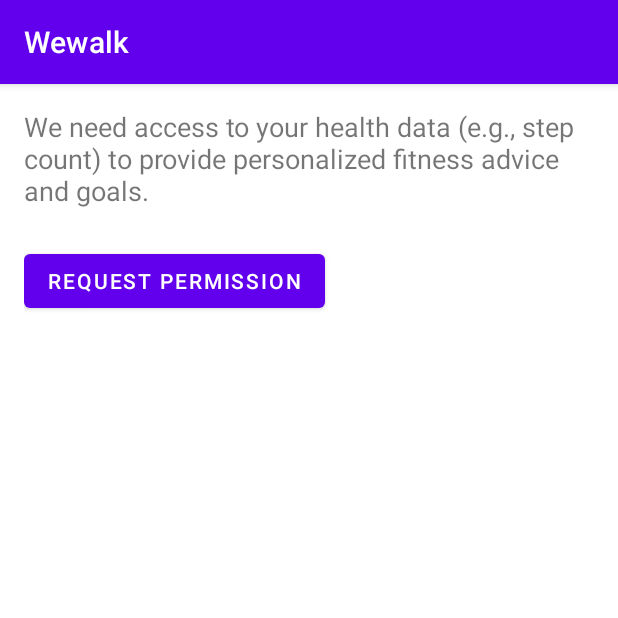
After one commit to paul726/Wewalk, an Android app: the PermissionsRationaleActivity screen opened directly, with no data from a screen before it, on a phone screen of 412 x 824 dp, the top half of it. The commit adds this screen. Run offline under Robolectric (Android 15) with nearby library versions, the phone set to English and light mode, and no system bars; libraries missing offline, so code that uses them is left out: androidx.health.connect; 2 statements that could not run were skipped.

```diff
--- /dev/null
+++ b/app/src/main/java/com/nus/wewalk/PermissionsRationaleActivity.java
@@ -0,0 +1,69 @@
+package com.nus.wewalk;
+
+import android.os.Bundle;
+import android.view.View;
+
+import androidx.activity.result.ActivityResultCallback;
+import androidx.activity.result.ActivityResultLauncher;
+import androidx.activity.result.contract.ActivityResultContract;
+import androidx.annotation.Nullable;
+import androidx.appcompat.app.AlertDialog;
+import androidx.appcompat.app.AppCompatActivity;
+import androidx.health.connect.client.PermissionController;
+
+import com.nus.wewalk.databinding.ActivityPermissionsRationaleBinding;
+
+import java.util.HashSet;
+import java.util.Set;
+
+public class PermissionsRationaleActivity extends AppCompatActivity {
+
+    private final Set<String> PERMISSION = new HashSet<>();
+    private ActivityResultLauncher<Set<String>> requestPermissions;
+
+    @Override
+    protected void onCreate(@Nullable Bundle savedInstanceState) {
+        super.onCreate(savedInstanceState);
+        ActivityPermissionsRationaleBinding binding = ActivityPermissionsRationaleBinding.inflate(getLayoutInflater());
+        setContentView(binding.getRoot());
+
+        PERMISSION.add("android.permission.health.READ_STEPS");
+
+        // Create the permissions launcher
+        ActivityResultContract<Set<String>, Set<String>> requestPermissionActivityContract = PermissionController.createRequestPermissionResultContract();
+        requestPermissions = registerForActivityResult(requestPermissionActivityContract, new ActivityResultCallback<Set<String>>() {
+            @Override
+            public void onActivityResult(Set<String> permissions) {
+                if (permissions.containsAll(PERMISSION)) {
+                    // Permissions successfully granted
+                    finish();
+                } else {
+                    // Lack of required permissions
+                }
+            }
+        });
+
+        binding.buttonRequestPermission.setOnClickListener(new View.OnClickListener() {
+            @Override
+            public void onClick(View view) {
+                showRationaleDialog();
+            }
+        });
+    }
+
+    private void showRationaleDialog() {
+        new AlertDialog.Builder(this)
+                .setTitle("Health Permission Needed")
+                .setMessage("We need access to your health data (e.g., step count) to provide personalized fitness advice and goals.")
+                .setPositiveButton("Allow", (dialog, which) -> {
+                    // Request health-related permissions
+                    requestPermissions.launch(PERMISSION);
+                })
+                .setNegativeButton("Deny", (dialog, which) -> {
+                    // Handle the permission denial
+                    finish();
+                })
+                .create()
+                .show();
+    }
+}
--- /dev/null
+++ b/app/src/main/res/layout/activity_permissions_rationale.xml
@@ -0,0 +1,22 @@
+<?xml version="1.0" encoding="utf-8"?>
+<LinearLayout xmlns:android="http://schemas.android.com/apk/res/android"
+    xmlns:tools="http://schemas.android.com/tools"
+    android:layout_width="match_parent"
+    android:layout_height="match_parent"
+    android:orientation="vertical"
+    android:padding="16dp"
+    tools:context=".PermissionsRationaleActivity">
+
+    <TextView
+        android:layout_width="wrap_content"
+        android:layout_height="wrap_content"
+        android:text="We need access to your health data (e.g., step count) to provide personalized fitness advice and goals."
+        android:textSize="18sp"
+        android:layout_marginBottom="24dp"/>
+
+    <Button
+        android:id="@+id/button_request_permission"
+        android:layout_width="wrap_content"
+        android:layout_height="wrap_content"
+        android:text="Request Permission" />
+</LinearLayout>
--- a/build.gradle.kts
+++ b/build.gradle.kts
@@ -1,4 +1,5 @@
 // Top-level build file where you can add configuration options common to all sub-projects/modules.
 plugins {
     alias(libs.plugins.android.application) apply false
+    alias(libs.plugins.jetbrains.kotlin.android) apply false
 }
```
Also changed, not shown: app/build.gradle.kts (+12 -3 lines), app/src/main/AndroidManifest.xml (+33 -0 lines), app/src/main/java/com/nus/wewalk/MainActivity.java (+26 -2 lines), app/src/main/java/com/nus/wewalk/WewalkApplication.java (added, +33 -0 lines), app/src/main/java/com/nus/wewalk/utilities/HealthConnectUtil.kt (added, +39 -0 lines), gradle/libs.versions.toml (+14 -0 lines).
